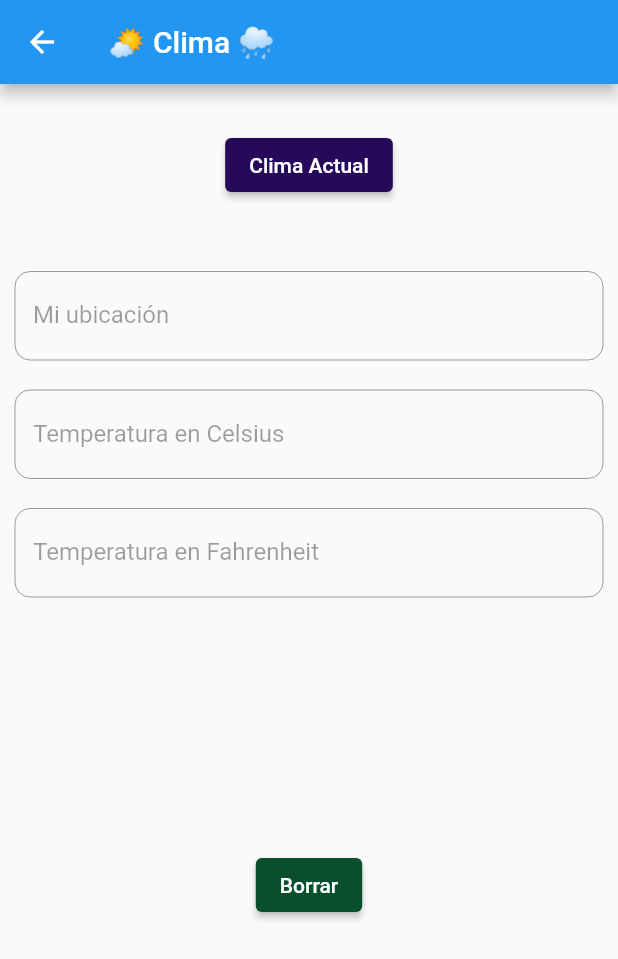
After one commit to andresinpa/FlutterApp1, a Flutter app: the Clima screen opened directly, after a tap on "Clima Actual", on a phone screen of 412 x 824 dp. The commit adds this screen. Shown: the top 959 px of the screen. Run offline on Flutter 3.47's test engine with Material 2 defaults, Android fonts, the phone set to English and light mode, and no system bars; our stand-ins replace cloud_firestore, firebase_core, firebase_messaging, geolocator, local_auth; accounts and stored records are empty.

Commit message:
API para clima y correcion de API JSONHolder

```diff
--- /dev/null
+++ b/lib/View/Clima.dart
@@ -0,0 +1,246 @@
+import 'dart:convert';
+
+import 'package:flutter/material.dart';
+import 'package:geolocator/geolocator.dart';
+import 'package:http/http.dart';
+
+class Clima extends StatefulWidget {
+  const Clima({super.key});
+
+  @override
+  ClimaApp createState() => ClimaApp();
+}
+
+class ClimaApp extends State<Clima> {
+  TextEditingController miUbicacion =
+      TextEditingController(); //Para campo de texto de ubicacion
+  TextEditingController temperaturaC =
+      TextEditingController(); //Para campo de texto de Temperatura °C
+  TextEditingController temperaturaF =
+      TextEditingController(); //Para campo de Texto de Temperatura en °F
+  late Position position; //Para determinar la posicion con GPS
+  String localizacion = ""; //Para el label de localizacion
+  String tiempo = ""; //Para el label de fecha y hora
+  String urlImagen = ""; //Para el campo de imagen
+  String descripcionClima = ""; //Para descripcion de la imagen - pronostico
+  String statusCode = ""; //Para el label del codigo de respuesta.
+  consultarTemperatura(String latitud, String longitud) async {
+    //Metodo para consumir API con parametros.
+    try {
+      //Se agrega a la URI la latitud y longitud.
+      var url = Uri.parse(
+          'https://weatherapi-com.p.rapidapi.com/current.json?q=$latitud%2C$longitud');
+
+      final response = await get(url, headers: {
+        //Peticion GET
+        'content-type': 'application/octet-stream',
+        'X-RapidAPI-Key': '288a83bec9mshe2b6204a23a36c2p1041adjsne2af9e7cff69',
+        'X-RapidAPI-Host': 'weatherapi-com.p.rapidapi.com'
+      });
+      Map data = jsonDecode(response.body); //Diccionario de respuesta.
+      if (response.statusCode.toString() == '200') {
+        //Acceso a los valores que se requieren del diccionario.
+        temperaturaC.text = '${data['current']['temp_c']} °C';
+        temperaturaF.text = '${data['current']['temp_f']} °F';
+        setState(() {
+          localizacion = data['location']['name'];
+          tiempo = data['location']['localtime'];
+          urlImagen = data['current']['condition']['icon'];
+          descripcionClima = data['current']['condition']['text'];
+          statusCode = 'Status Code: ${response.statusCode.toString()}';
+        });
+      }
+    } catch (e) {
+      //En caso de error
+      print(e.toString());
+    }
+  }
+
+  @override
+  Widget build(BuildContext context) {
+    return Scaffold(
+      appBar: AppBar(
+        title: const Text('🌤 Clima 🌧'),
+      ),
+      body: SingleChildScrollView(
+        child: Center(
+          child: Column(
+            children: [
+              Padding(
+                padding: const EdgeInsets.only(top: 30, left: 10, right: 10),
+                child: ElevatedButton(
+                  onPressed: () async {
+                    position = await determinePosition();
+                    miUbicacion.text =
+                        'Latitud: ${position.latitude.toStringAsFixed(3)} <--> Longitud: ${position.longitude.toStringAsFixed(3)}';
+                    //Agregando parametros de latitud y longitud para agregar a la URI
+                    consultarTemperatura(position.latitude.toString(),
+                        position.longitude.toString());
+                  },
+                  style: ElevatedButton.styleFrom(
+                    backgroundColor: const Color.fromARGB(255, 38, 9, 90),
+                  ),
+                  child: const Text('Clima Actual'),
+                ),
+              ),
+              const SizedBox(
+                height: 15,
+              ),
+              Text(
+                statusCode,
+                style: const TextStyle(
+                  fontSize: 10,
+                ),
+              ),
+              Padding(
+                padding: const EdgeInsets.only(top: 20, left: 10, right: 10),
+                child: TextField(
+                  controller: miUbicacion,
+                  decoration: InputDecoration(
+                    border: OutlineInputBorder(
+                        borderRadius: BorderRadius.circular(10)),
+                    enabled: false,
+                    labelText: 'Mi ubicación',
+                  ),
+                ),
+              ),
+              Padding(
+                padding: const EdgeInsets.only(top: 20, left: 10, right: 10),
+                child: TextField(
+                  controller: temperaturaC,
+                  decoration: InputDecoration(
+                    border: OutlineInputBorder(
+                        borderRadius: BorderRadius.circular(10)),
+                    enabled: false,
+                    labelText: 'Temperatura en Celsius',
+                  ),
+                ),
+              ),
+              Padding(
+                padding: const EdgeInsets.only(top: 20, left: 10, right: 10),
+                child: TextField(
+                  controller: temperaturaF,
+                  decoration: InputDecoration(
+                      border: OutlineInputBorder(
+                          borderRadius: BorderRadius.circular(10)),
+                      enabled: false,
+                      labelText: 'Temperatura en Fahrenheit'),
+                ),
+              ),
+              const SizedBox(
+                height: 50,
+              ),
+              Center(
+                child: Row(
+                  mainAxisAlignment: MainAxisAlignment.spaceEvenly,
+                  children: [
+                    Text(
+                      localizacion,
+                      style: const TextStyle(
+                        fontFamily: 'Roboto',
+                        fontWeight: FontWeight.w900,
+                        fontSize: 25,
+                        shadows: [
+                          Shadow(
+                            blurRadius: 2.0,
+                            color: Colors.grey,
+                            offset: Offset(1.0, 1.0),
+                          ),
+                        ],
+                      ),
+                    ),
+                    Text(
+                      tiempo,
+                      style: const TextStyle(
+                        fontFamily: 'Roboto',
+                        fontWeight: FontWeight.w900,
+                        fontSize: 16,
+                        shadows: [
+                          Shadow(
+                            blurRadius: 2.0,
+                            color: Colors.grey,
+                            offset: Offset(1.0, 1.0),
+                          ),
+                        ],
+                      ),
+                    ),
+                  ],
+                ),
+              ),
+              const SizedBox(
+                height: 50,
+              ),
+              Center(
+                child: Row(
+                  mainAxisAlignment: MainAxisAlignment.spaceEvenly,
+                  children: [
+                    Visibility(
+                      visible: urlImagen != "",
+                      child: Image.network('https:$urlImagen'),
+                    ),
+                    Text(
+                      descripcionClima,
+                      style: const TextStyle(
+                        fontFamily: 'Roboto',
+                        fontWeight: FontWeight.w900,
+                        fontSize: 16,
+                        shadows: [
+                          Shadow(
+                            blurRadius: 2.0,
+                            color: Colors.grey,
+                            offset: Offset(1.0, 1.0),
+                          ),
+                        ],
+                      ),
+                    ),
+                  ],
+                ),
+              ),
+              Padding(
+                padding: const EdgeInsets.only(top: 20, left: 10, right: 10),
+                child: ElevatedButton(
+                  onPressed: () {
+                    miUbicacion.clear();
+                    temperaturaC.clear();
+                    temperaturaF.clear();
+                    setState(() {
+                      localizacion = "";
+                      tiempo = "";
+                      urlImagen = "";
+                      descripcionClima = "";
+                      statusCode = '';
+                    });
+                  },
+                  style: ElevatedButton.styleFrom(
+                    backgroundColor: const Color.fromARGB(255, 7, 80, 43),
+                  ),
+                  child: const Text('Borrar'),
+                ),
+              ),
+            ],
+          ),
+        ),
+      ),
+    );
+  }
+
+  Future<Position> determinePosition() async {
+    bool serviceEnabled;
+    LocationPermission permission;
+    serviceEnabled = await Geolocator.isLocationServiceEnabled();
+    if (serviceEnabled) {
+    } else {
+      Geolocator.openLocationSettings();
+      return Future.error('No disponible');
+    }
+    permission = await Geolocator.checkPermission();
+    if (permission == LocationPermission.denied) {
+      permission = await Geolocator.requestPermission();
+      if (permission == LocationPermission.denied) {
+        return Future.error('Permiso denegado');
+      }
+    }
+    //print(await Geolocator.getCurrentPosition());
+    return await Geolocator.getCurrentPosition();
+  }
+}
--- a/lib/View/Login.dart
+++ b/lib/View/Login.dart
@@ -99,7 +99,7 @@ class LoginApp extends State<Login> {
         child: Column(
           children: [
             Padding(
-              padding: EdgeInsets.only(
+              padding: const EdgeInsets.only(
                   //Margen a los lados
                   top: 10,
                   left: 10,
```
Also changed, not shown: lib/View/Invitados.dart (+31 -3 lines), lib/View/Rest.dart (+34 -18 lines).
